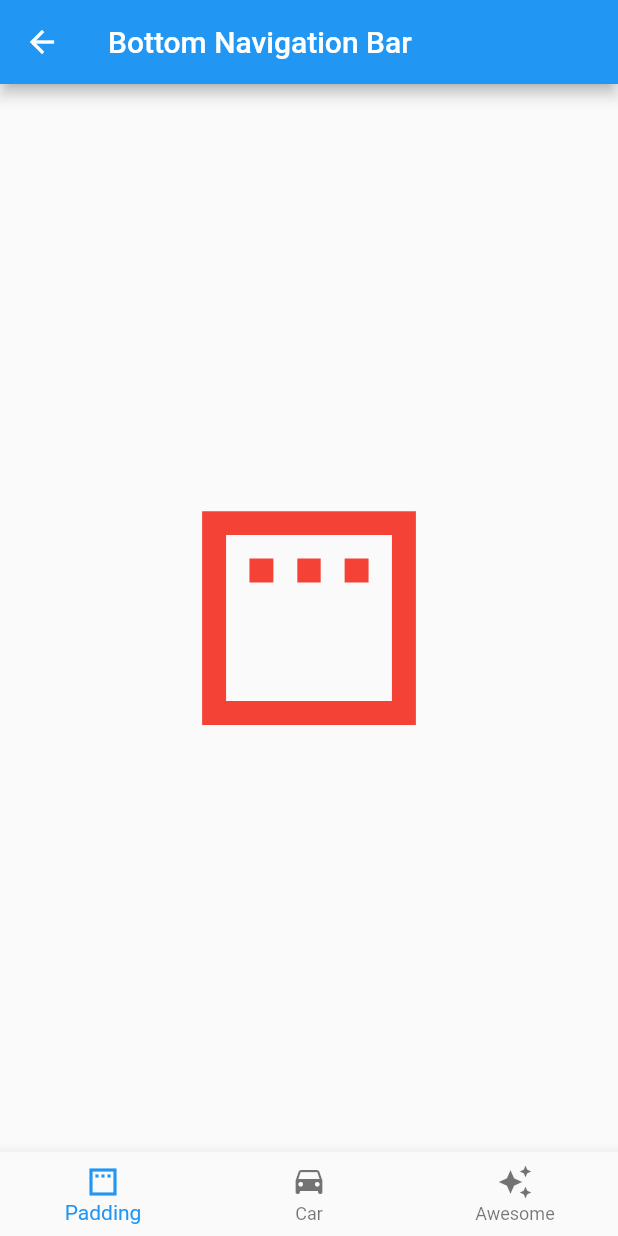
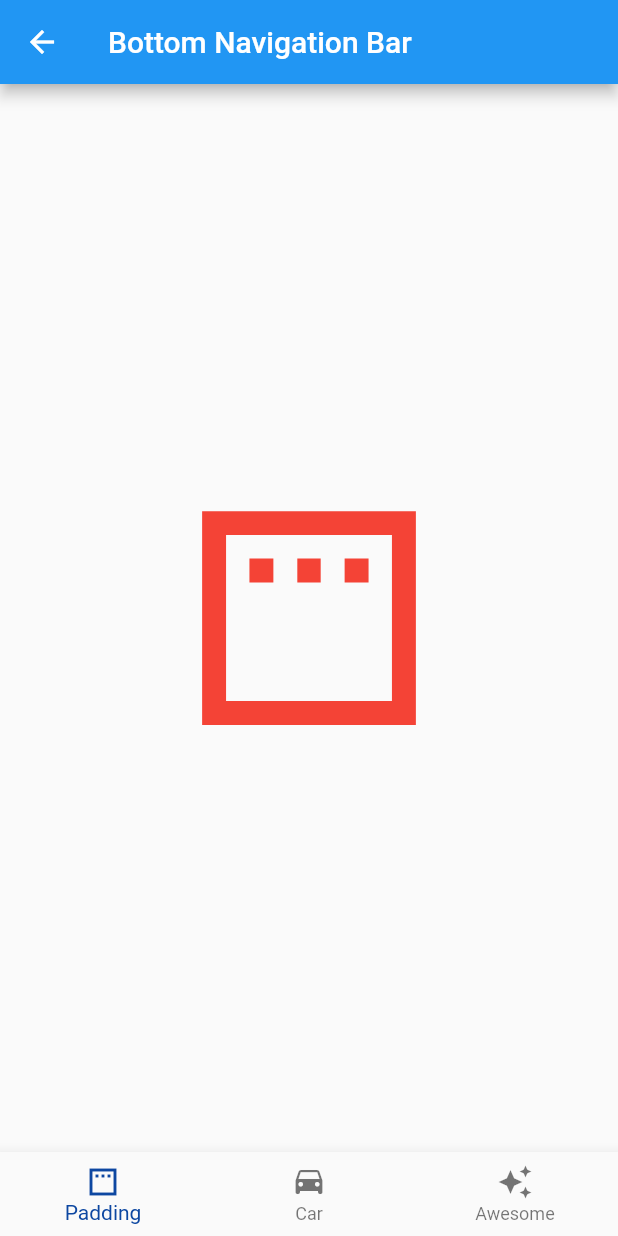
Before and after one commit to sabil62/rive, a Flutter app: the TabBarBottom screen opened directly, on a phone screen of 412 x 824 dp. Run offline on Flutter 3.47's test engine with Material 2 defaults, Android fonts, the phone set to English and light mode, and no system bars; our stand-ins replace simple_animations, supercharged; network calls fail.

Commit message:
bottom navigation bar

```diff
--- a/apple/lib/Tabs/tabBottom.dart
+++ b/apple/lib/Tabs/tabBottom.dart
@@ -6,15 +6,44 @@ class TabBarBottom extends StatefulWidget {
 }
 
 class _TabBarBottomState extends State<TabBarBottom> {
+  int indexer = 0;
+  List<Widget> widgets = [
+    Center(
+      child: Icon(
+        Icons.padding,
+        size: 190,
+        color: Colors.red,
+      ),
+    ),
+    Center(
+      child: Icon(
+        Icons.time_to_leave,
+        size: 190,
+        color: Colors.green[400],
+      ),
+    ),
+    Center(
+      child: Icon(
+        Icons.auto_awesome,
+        size: 190,
+        color: Colors.blue[400],
+      ),
+    ),
+  ];
   @override
   Widget build(BuildContext context) {
-    return DefaultTabController(
-      length: 3,
-      child: Scaffold(
+    return Scaffold(
         appBar: AppBar(
           title: Text("Bottom Navigation Bar"),
         ),
         bottomNavigationBar: BottomNavigationBar(
+          onTap: (index) {
+            setState(() {
+              indexer = index;
+            });
+          },
+          currentIndex: indexer,
+          selectedItemColor: Colors.blue[900],
           items: [
             BottomNavigationBarItem(
                 icon: Icon(Icons.padding), label: "Padding"),
@@ -24,32 +53,6 @@ class _TabBarBottomState extends State<TabBarBottom> {
                 icon: Icon(Icons.auto_awesome), label: "Awesome"),
           ],
         ),
-        body: TabBarView(
-          children: [
-            Center(
-              child: Icon(
-                Icons.padding,
-                size: 190,
-                color: Colors.red,
-              ),
-            ),
-            Center(
-              child: Icon(
-                Icons.padding,
-                size: 190,
-                color: Colors.red,
-              ),
-            ),
-            Center(
-              child: Icon(
-                Icons.padding,
-                size: 190,
-                color: Colors.red,
-              ),
-            ),
-          ],
-        ),
-      ),
-    );
+        body: widgets.elementAt(indexer));
   }
 }
```
Also changed, not shown: apple/lib/Tabs/tabBottomTwo.dart (added, +122 -0 lines), apple/lib/main.dart (+12 -1 lines).
